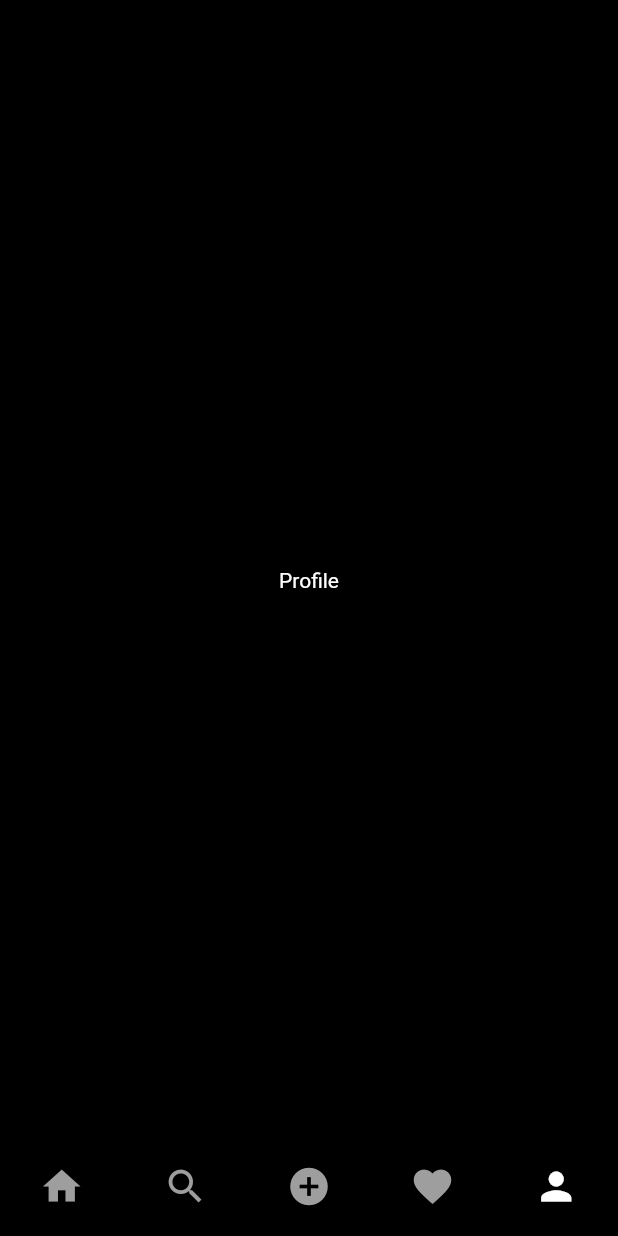
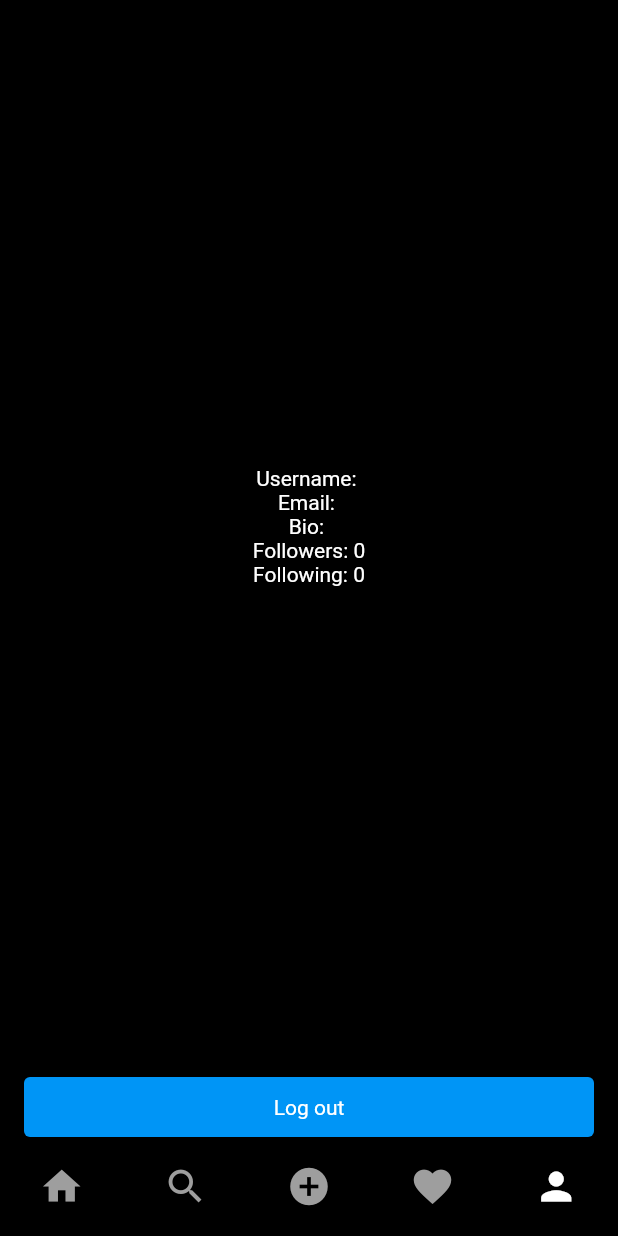
Before and after one commit to slmolloy/instagram_clone_flutter, a Flutter app: the screen it shows once a user with an empty profile is signed in, swiped to page 5, on a phone screen of 412 x 824 dp. Run offline on Flutter 3.47's test engine with Material 2 defaults, Android fonts, the phone set to English and light mode, and no system bars; our stand-ins replace cloud_firestore, firebase_auth, firebase_core, firebase_storage, flutter_svg, image_picker; accounts and stored records are empty; network calls fail.

Commit message:
Add home, post and profile screeen with logout

```diff
--- a/lib/responsive/mobile_screen_layout.dart
+++ b/lib/responsive/mobile_screen_layout.dart
@@ -1,8 +1,7 @@
 import 'package:flutter/cupertino.dart';
 import 'package:flutter/material.dart';
-import 'package:instagram_flutter/providers/user_provider.dart';
 import 'package:instagram_flutter/utils/colors.dart';
-import 'package:provider/provider.dart';
+import 'package:instagram_flutter/utils/tabs.dart';
 import 'package:instagram_flutter/models/user.dart';
 
 class MobileScreenLayout extends StatefulWidget {
@@ -44,34 +43,9 @@ class _MobileScreenLayoutState extends State<MobileScreenLayout> {
 
   @override
   Widget build(BuildContext context) {
-    User user = Provider.of<UserProvider>(context).getUser;
-
     return Scaffold(
       body: PageView(
-        children: [
-          Center(
-            child: Column(
-              children: [
-                Flexible(child: Container(), flex: 2),
-                Text('Username: ${user.username}'),
-                Text('Email: ${user.email}'),
-                Flexible(child: Container(), flex: 2),
-              ],
-            ),
-          ),
-          Center(
-            child: Text('Search'),
-          ),
-          Center(
-            child: Text('Add Post'),
-          ),
-          Center(
-            child: Text('Notifications'),
-          ),
-          Center(
-            child: Text('Profile'),
-          ),
-        ],
+        children: homeScreenItems,
         controller: pageController,
         onPageChanged: onPageChanged,
         physics: const NeverScrollableScrollPhysics(),
--- /dev/null
+++ b/lib/screens/profile_screen.dart
@@ -0,0 +1,81 @@
+import 'package:instagram_flutter/providers/user_provider.dart';
+import 'package:instagram_flutter/resources/auth_methods.dart';
+import 'package:instagram_flutter/utils/colors.dart';
+import 'package:instagram_flutter/utils/snackbar.dart';
+import 'package:provider/provider.dart';
+import 'package:flutter/material.dart';
+import 'package:instagram_flutter/models/user.dart';
+
+class ProfileScreen extends StatefulWidget {
+  const ProfileScreen({Key? key}) : super(key: key);
+
+  @override
+  _PorfileScreenState createState() => _PorfileScreenState();
+}
+
+class _PorfileScreenState extends State<ProfileScreen> {
+  bool _isLoading = false;
+
+  void logOutUser() async {
+    setState(() {
+      _isLoading = true;
+    });
+
+    String res = await AuthMethods().logOutUser();
+
+    setState(() {
+      _isLoading = false;
+    });
+
+    if (res != 'success') {
+      showSnackBar(res, context);
+    } else {
+      showSnackBar("Logged out", context);
+    }
+  }
+
+  @override
+  Widget build(BuildContext context) {
+    User user = Provider.of<UserProvider>(context).getUser;
+
+    return Center(
+      child: Column(
+        children: [
+          Flexible(child: Container(), flex: 2),
+          Text('Username: ${user.username}'),
+          Text('Email: ${user.email}'),
+          Text('Bio: ${user.bio}'),
+          Text('Followers: ${user.followers.length}'),
+          Text('Following: ${user.following.length}'),
+          Flexible(child: Container(), flex: 2),
+          InkWell(
+            onTap: logOutUser,
+            child: Padding(
+              padding: const EdgeInsets.all(16.0),
+              child: Container(
+                child: _isLoading
+                    ? const Center(
+                        child: CircularProgressIndicator(
+                          color: primaryColor,
+                        ),
+                      )
+                    : const Text('Log out'),
+                width: double.infinity,
+                alignment: Alignment.center,
+                padding: const EdgeInsets.symmetric(vertical: 12.0),
+                decoration: const ShapeDecoration(
+                  shape: RoundedRectangleBorder(
+                    borderRadius: BorderRadius.all(
+                      Radius.circular(4.0),
+                    ),
+                  ),
+                  color: blueColor,
+                ),
+              ),
+            ),
+          ),
+        ],
+      ),
+    );
+  }
+}
--- /dev/null
+++ b/lib/utils/tabs.dart
@@ -0,0 +1,16 @@
+import 'package:flutter/material.dart';
+import 'package:instagram_flutter/screens/add_post_screen.dart';
+import 'package:instagram_flutter/screens/home_screen.dart';
+import 'package:instagram_flutter/screens/profile_screen.dart';
+
+const homeScreenItems = [
+  HomeScreen(),
+  Center(
+    child: Text('Search'),
+  ),
+  AddPostScreen(),
+  Center(
+    child: Text('Notifications'),
+  ),
+  ProfileScreen(),
+];
```
Also changed, not shown: lib/resources/auth_methods.dart (+15 -0 lines), lib/screens/add_post_screen.dart (added, +20 -0 lines), lib/screens/home_screen.dart (added, +28 -0 lines).
